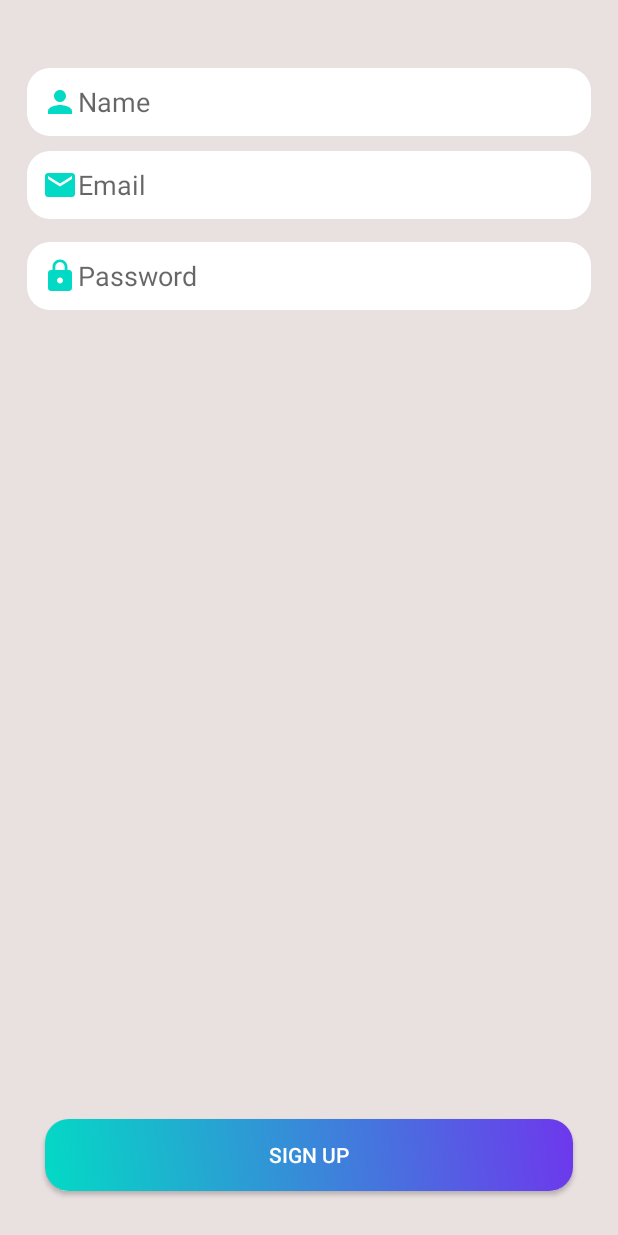
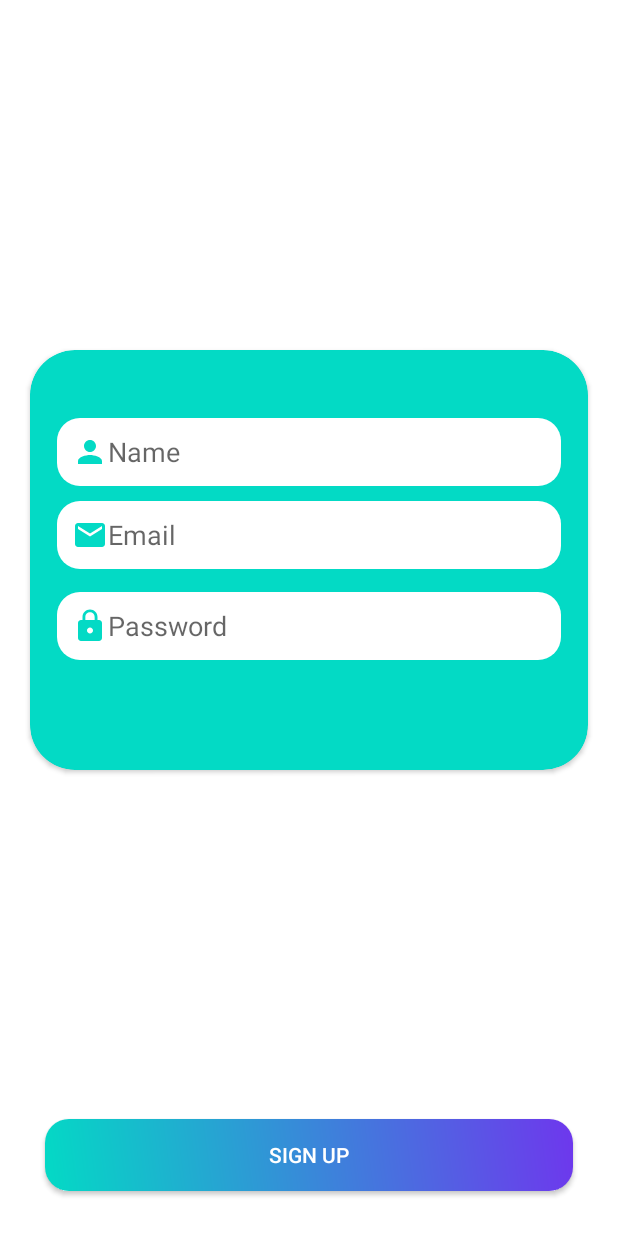
Before and after one commit to Noorish8/My-Tuition, an Android app: the SignUpActivity screen opened directly, with no data from a screen before it, on a phone screen of 412 x 824 dp. Run offline under Robolectric (Android 15) with nearby library versions, the phone set to English and light mode, and no system bars; our stand-ins replace Firebase (no records; nobody signed in at launch, a user with empty details on screens opened directly).

```diff
--- a/app/src/main/java/com/example/tuitionclasses/teacher/TeacherActivity.kt
+++ b/app/src/main/java/com/example/tuitionclasses/teacher/TeacherActivity.kt
@@ -12,11 +12,12 @@ class TeacherActivity : AppCompatActivity() {
     lateinit var binding:ActivityTeacherBinding
     lateinit var tabLayout: TabLayout
     lateinit var viewPager: ViewPager
+
     override fun onCreate(savedInstanceState: Bundle?) {
         super.onCreate(savedInstanceState)
         setContentView(R.layout.activity_teacher)
 
-        binding= ActivityTeacherBinding.inflate(layoutInflater)
+        binding = ActivityTeacherBinding.inflate(layoutInflater)
         setContentView(binding.root)
 
         tabLayout = findViewById(R.id.tabLayout)
--- a/app/src/main/java/com/example/tuitionclasses/teacher/TeacherChatFragment.kt
+++ b/app/src/main/java/com/example/tuitionclasses/teacher/TeacherChatFragment.kt
@@ -56,7 +56,7 @@ class TeacherChatFragment : Fragment() {
                 userList.clear()
                 //the snapShort is particular schema database is
                 for (postSnapshot in snapshot.children){
-                    val currentUser =postSnapshot.getValue(User::class.java)
+                    val currentUser = postSnapshot.getValue(User::class.java)
 
                     if (mAuth.currentUser?.uid != currentUser?.uid){
                         userList.add(currentUser!!)
--- a/app/src/main/java/com/example/tuitionclasses/user/intro/SignUpActivity.kt
+++ b/app/src/main/java/com/example/tuitionclasses/user/intro/SignUpActivity.kt
@@ -7,6 +7,8 @@ import android.util.Log
 import android.widget.Toast
 import com.example.tuitionclasses.R
 import com.example.tuitionclasses.databinding.ActivitySignUpBinding
+import com.example.tuitionclasses.student.ContentActivity
+import com.example.tuitionclasses.teacher.TeacherActivity
 import com.google.firebase.auth.FirebaseAuth
 import com.google.firebase.database.DatabaseException
 import com.google.firebase.database.DatabaseReference
--- a/app/src/main/res/layout/activity_sign_up.xml
+++ b/app/src/main/res/layout/activity_sign_up.xml
@@ -5,7 +5,7 @@
     android:layout_width="match_parent"
     android:layout_height="match_parent"
     tools:context=".user.intro.SignUpActivity"
-    android:background="@color/gray">
+    android:background="@color/white">
 
 
 <!--        <TextView-->
@@ -17,9 +17,22 @@
 <!--            app:layout_constraintEnd_toEndOf="parent"-->
 <!--            android:text="@string/register"-->
 <!--            android:textColor="@color/teal_200"-->
-<!--            android:textSize="24sp"-->
+<!--            android:textSize="24sp"/>-->
 <!--            android:textStyle="bold" />-->
-
+    <androidx.cardview.widget.CardView
+        android:layout_width="match_parent"
+        android:layout_height="280dp"
+        app:layout_constraintEnd_toEndOf="parent"
+        app:layout_constraintStart_toStartOf="parent"
+        app:cardCornerRadius="30dp"
+        app:cardBackgroundColor="@color/teal_200"
+        android:layout_marginHorizontal="20dp"
+        app:layout_constraintTop_toTopOf="parent"
+        app:layout_constraintBottom_toTopOf="@+id/btn_login">
+        <androidx.constraintlayout.widget.ConstraintLayout
+            android:layout_width="match_parent"
+            android:layout_height="match_parent"
+            >
             <androidx.appcompat.widget.AppCompatEditText
                 android:id="@+id/et_name"
                 android:layout_width="match_parent"
@@ -33,7 +46,7 @@
                 android:layout_marginHorizontal="18dp"
                 app:layout_constraintEnd_toEndOf="parent"
                 app:layout_constraintStart_toStartOf="parent"
-               app:layout_constraintTop_toTopOf="parent" />
+                app:layout_constraintTop_toTopOf="parent" />
 
 
             <androidx.appcompat.widget.AppCompatEditText
@@ -62,12 +75,21 @@
                 android:background="@drawable/custom_edittext_background"
                 android:drawableStart="@drawable/ic_baseline_lock_24"
                 android:hint="@string/password"
+                android:inputType="number"
                 android:paddingHorizontal="10dp"
                 android:drawableTint="@color/teal_200"
                 app:layout_constraintEnd_toEndOf="@+id/et_name"
                 app:layout_constraintStart_toStartOf="@+id/et_name"
                 app:layout_constraintTop_toBottomOf="@+id/et_email"
                 app:layout_constraintVertical_bias="0.0" />
+
+        </androidx.constraintlayout.widget.ConstraintLayout>
+
+
+
+    </androidx.cardview.widget.CardView>
+
+
 
     <androidx.appcompat.widget.AppCompatButton
         android:id="@+id/btn_login"
--- a/app/src/main/res/layout/row_receive_msg.xml
+++ b/app/src/main/res/layout/row_receive_msg.xml
@@ -8,8 +8,9 @@
         android:id="@+id/txt_receive_msg"
         android:layout_width="wrap_content"
         android:layout_height="wrap_content"
-        android:hint="This is receive message"
+        android:hint=""
         android:padding="10dp"
+        android:textColor="@color/black"
         app:layout_constraintStart_toStartOf="parent"
         app:layout_constraintTop_toTopOf="parent"
         android:layout_margin="5dp"
--- a/app/src/main/res/layout/row_send_msg.xml
+++ b/app/src/main/res/layout/row_send_msg.xml
@@ -8,12 +8,13 @@
         android:id="@+id/txt_send_msg"
         android:layout_width="wrap_content"
         android:layout_height="wrap_content"
-        android:hint="This is send message"
+        android:hint=""
         android:padding="10dp"
+        android:textColor="@color/black"
         app:layout_constraintEnd_toEndOf="parent"
         app:layout_constraintTop_toTopOf="parent"
         android:layout_margin="5dp"
         android:layout_marginEnd="8dp"
-        android:background="@drawable/custome_receive_edittex"/>
+        android:background="@drawable/custom_btn_chat_sent"/>
 
 </androidx.constraintlayout.widget.ConstraintLayout>
--- a/app/src/main/res/values/colors.xml
+++ b/app/src/main/res/values/colors.xml
@@ -7,6 +7,7 @@
     <color name="teal_700">#FF018786</color>
     <color name="black">#FF000000</color>
     <color name="white">#FFFFFFFF</color>
+    <color name="Off_white">#F1E7E7</color>
     <color name="dark_teal_700">#036868</color>
     <color name="cyan">#63F3E4</color>
     <color name="gray">#E9E0E0</color>
--- a/build.gradle
+++ b/build.gradle
@@ -1,4 +1,4 @@
-buildscript {
+        buildscript {
     dependencies {
         classpath 'com.google.gms:google-services:4.3.13'
     }
@@ -7,7 +7,7 @@ plugins {
     id 'com.android.application' version '7.2.1' apply false
     id 'com.android.library' version '7.2.1' apply false
     id 'org.jetbrains.kotlin.android' version '1.6.10' apply false
-    id 'com.google.android.libraries.mapsplatform.secrets-gradle-plugin' version '2.0.0' apply false
+    id 'com.google.android.libraries.mapsplatform.secrets-gradle-plugin' version '2.0.1' apply false
 }
 
 task clean(type: Delete) {
```
Also changed, not shown: app/src/main/AndroidManifest.xml (+10 -4 lines), app/src/main/java/com/example/tuitionclasses/student/ChatFragment.kt (+3 -4 lines), app/src/main/java/com/example/tuitionclasses/user/intro/LoginActivity.kt (+6 -7 lines), app/src/main/res/drawable/custom_btn_chat_sent.xml (added, +12 -0 lines), app/src/main/res/drawable/custome_receive_edittex.xml (+4 -3 lines), app/src/main/res/layout/activity_login_.xml (+28 -4 lines).
